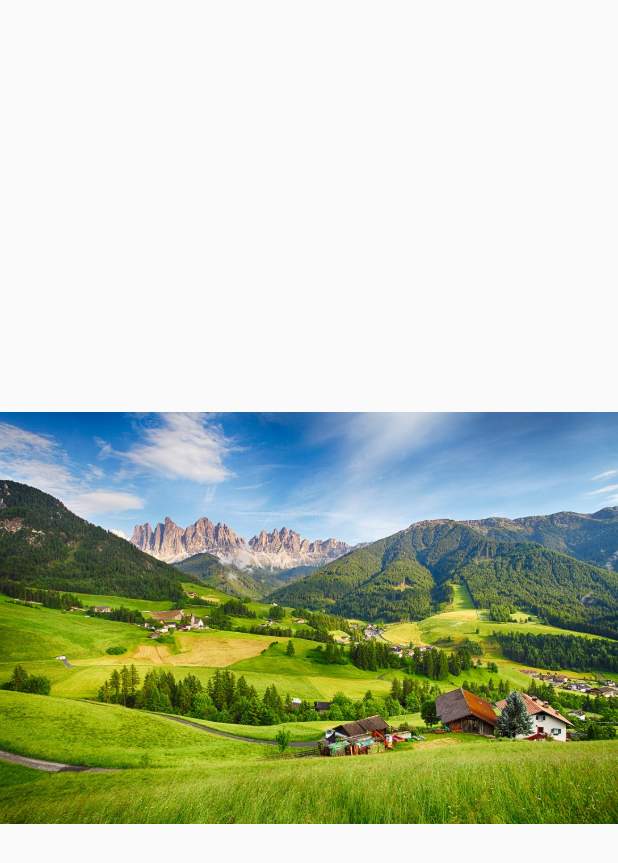
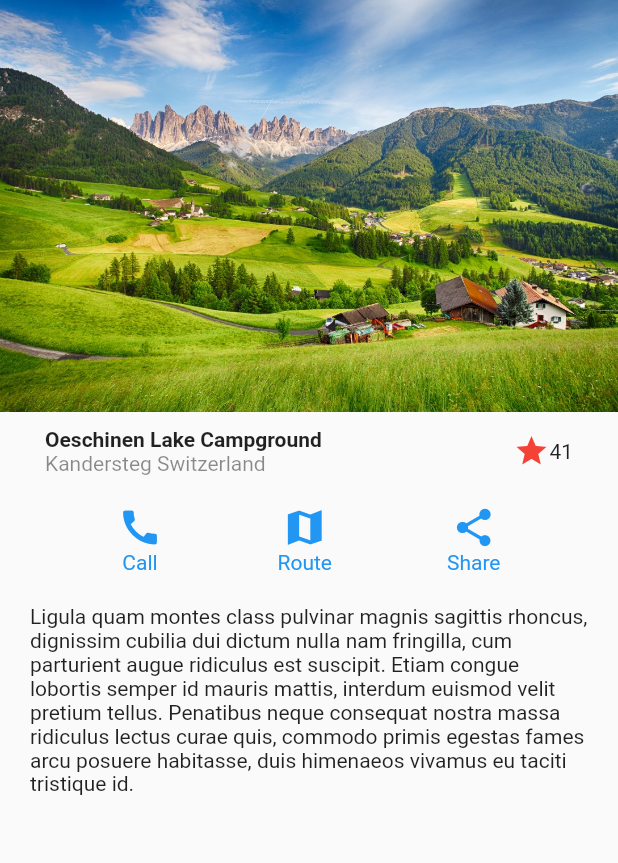
Before and after one commit to sneicast/flutter-basico, a Flutter app: the screen it shows after launch, on a phone screen of 412 x 824 dp. Shown: the top 863 px of the screen. Run offline on Flutter 3.47's test engine with Material 2 defaults, Android fonts, the phone set to English and light mode, and no system bars; missing offline and left inert: flutter_card_swipper.

Commit message:
Implementacion del primer disño

```diff
--- a/disenos/lib/screens/basic_design.dart
+++ b/disenos/lib/screens/basic_design.dart
@@ -4,11 +4,92 @@ class BasicDesignScreen extends StatelessWidget {
   @override
   Widget build(BuildContext context) {
     return Scaffold(
-      body: Center(
-        child: Image(
-          image: AssetImage('assets/landscape.jpeg'),
-        ),
+      body: Column(
+        children: [
+          Image(
+            image: AssetImage('assets/landscape.jpeg'),
+          ),
+
+          //title
+          Title(),
+          //Buttom Section
+          ButtonSection(),
+          //Descripcion
+          Container(
+            margin: EdgeInsets.symmetric(horizontal: 20, vertical: 10),
+            child: Text(
+                'Ligula quam montes class pulvinar magnis sagittis rhoncus, dignissim cubilia dui dictum nulla nam fringilla, cum parturient augue ridiculus est suscipit. Etiam congue lobortis semper id mauris mattis, interdum euismod velit pretium tellus. Penatibus neque consequat nostra massa ridiculus lectus curae quis, commodo primis egestas fames arcu posuere habitasse, duis himenaeos vivamus eu taciti tristique id.'),
+          ),
+        ],
       ),
     );
   }
 }
+
+class Title extends StatelessWidget {
+  const Title({
+    Key? key,
+  }) : super(key: key);
+
+  @override
+  Widget build(BuildContext context) {
+    return Container(
+      margin: EdgeInsets.symmetric(horizontal: 30, vertical: 10),
+      child: Row(
+        children: [
+          Column(
+            crossAxisAlignment: CrossAxisAlignment.start,
+            children: [
+              Text('Oeschinen Lake Campground',
+                  style: TextStyle(fontWeight: FontWeight.bold)),
+              Text('Kandersteg Switzerland',
+                  style: TextStyle(color: Colors.black45)),
+            ],
+          ),
+          Expanded(child: Container()),
+          Icon(Icons.star, color: Colors.red),
+          Text('41'),
+        ],
+      ),
+    );
+  }
+}
+
+class ButtonSection extends StatelessWidget {
+  const ButtonSection({
+    Key? key,
+  }) : super(key: key);
+
+  @override
+  Widget build(BuildContext context) {
+    return Container(
+      margin: EdgeInsets.symmetric(horizontal: 40, vertical: 10),
+      child: Row(
+        mainAxisAlignment: MainAxisAlignment.spaceAround,
+        children: [
+          CustomButton(icon: Icons.call, text: "Call"),
+          CustomButton(icon: Icons.map_sharp, text: "Route"),
+          CustomButton(icon: Icons.share, text: "Share"),
+        ],
+      ),
+    );
+  }
+}
+
+class CustomButton extends StatelessWidget {
+  final IconData icon;
+  final String text;
+
+  const CustomButton({Key? key, required this.icon, required this.text})
+      : super(key: key);
+
+  @override
+  Widget build(BuildContext context) {
+    return Column(
+      children: [
+        Icon(this.icon, color: Colors.blue, size: 30),
+        Text(this.text, style: TextStyle(color: Colors.blue)),
+      ],
+    );
+  }
+}
```
